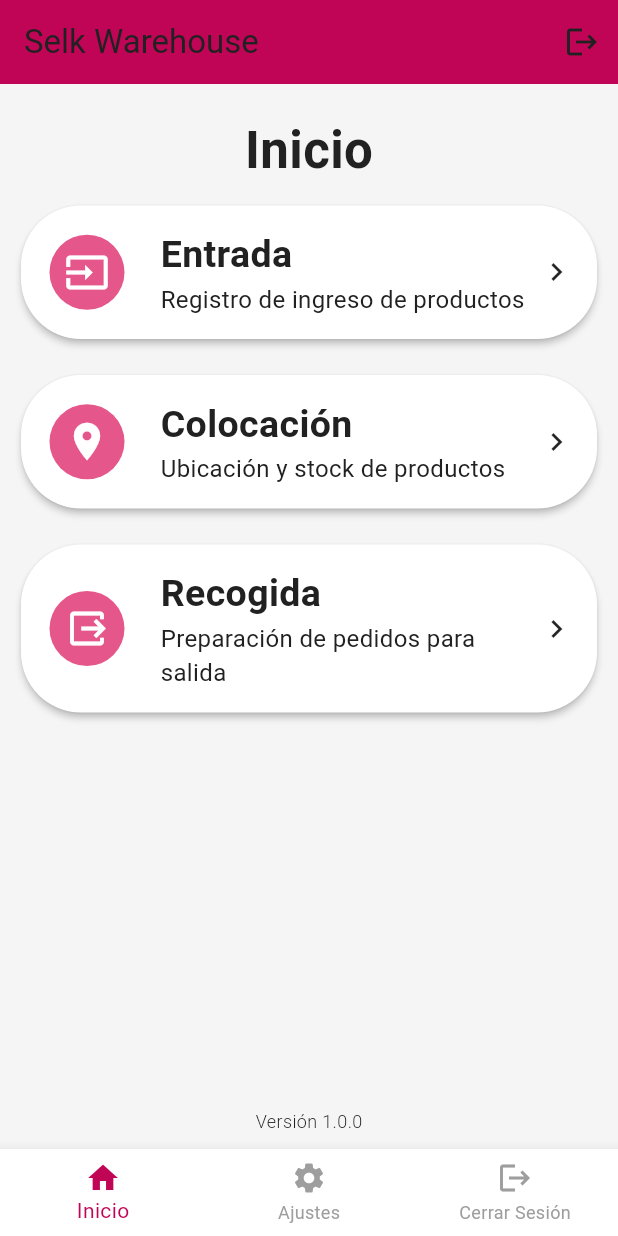
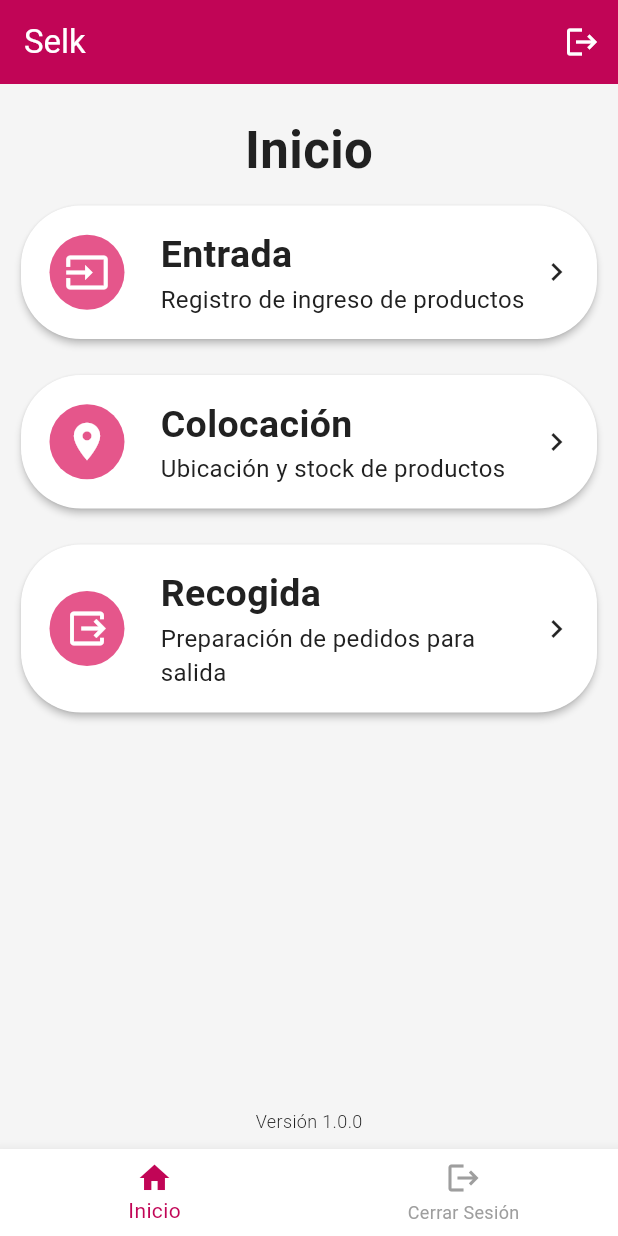
Before and after one commit to judev-jbg/selk_warehouse_app, a Flutter app: the HomePage screen opened directly, on a phone screen of 412 x 824 dp. Run offline on Flutter 3.47's test engine with Material 3 defaults, Android fonts, the light colour scheme and no system bars; our stand-ins replace connectivity_plus, dartz, dio, equatable, flutter_bloc, get_it and 3 more; missing offline and left inert: mobile_scanner; accounts and stored records are empty.

Commit message:
feat: Updated the navigation button and updated the title style.

```diff
--- a/lib/presentation/pages/home/home_page.dart
+++ b/lib/presentation/pages/home/home_page.dart
@@ -42,8 +42,9 @@ class HomePage extends StatelessWidget {
   Widget build(BuildContext context) {
     return Scaffold(
       appBar: AppBar(
-        title: Text('Selk Warehouse'),
+        title: Text('Selk'),
         backgroundColor: AppColors.primary,
+        foregroundColor: AppColors.surface,
         actions: [
           IconButton(
             icon: Icon(Icons.logout),
@@ -92,7 +93,6 @@ class HomePage extends StatelessWidget {
       bottomNavigationBar: BottomNavigationBar(
         items: [
           BottomNavigationBarItem(icon: Icon(Icons.home), label: 'Inicio'),
-          BottomNavigationBarItem(icon: Icon(Icons.settings), label: 'Ajustes'),
           BottomNavigationBarItem(
             icon: Icon(Icons.logout),
             label: 'Cerrar Sesión',
@@ -100,7 +100,7 @@ class HomePage extends StatelessWidget {
         ],
         currentIndex: 0,
         onTap: (index) {
-          if (index == 2) {
+          if (index == 1) {
             // Cerrar sesión simplificado
             Navigator.of(
               context,
```
